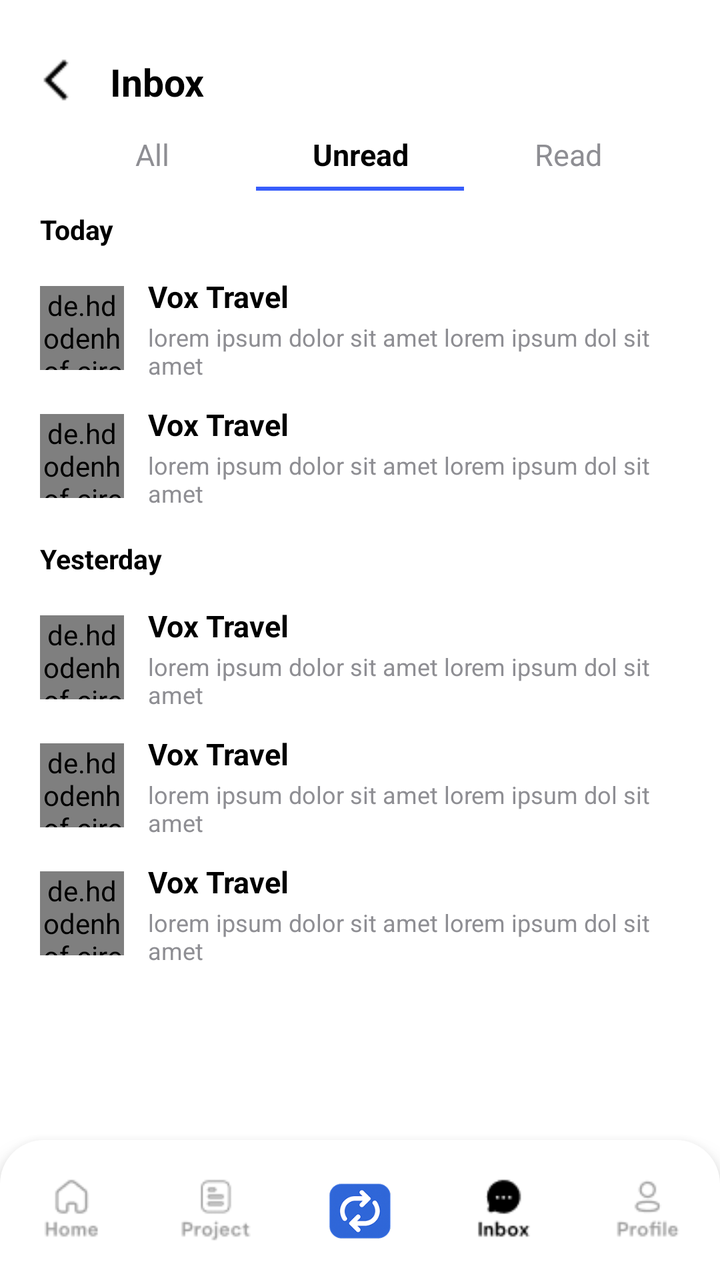
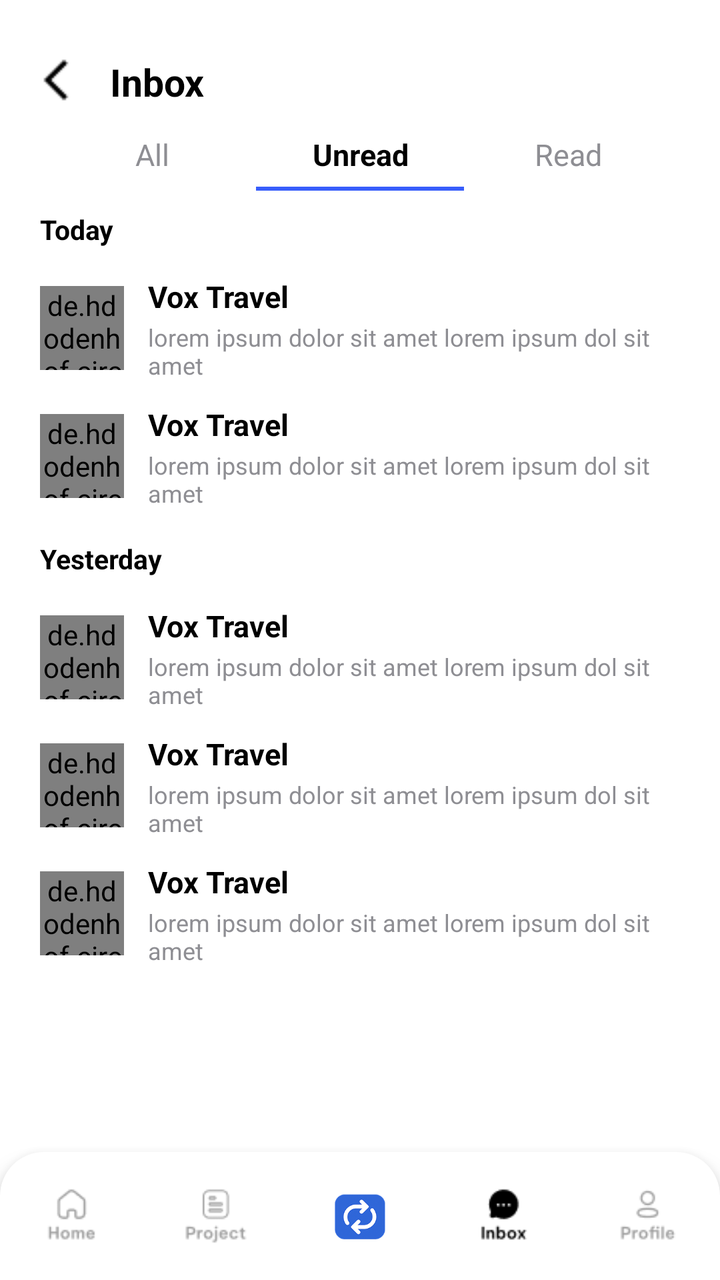

An Android layout rendered at two revisions. The XML below is the earlier revision; the diff shows what the commit changed to produce the second picture.
<!-- AndroidManifest.xml: application theme Theme.Teamflow -->
<!-- res/layout/activity_inbox_unread.xml -->
<?xml version="1.0" encoding="utf-8"?>
<RelativeLayout xmlns:android="http://schemas.android.com/apk/res/android"
    xmlns:app="http://schemas.android.com/apk/res-auto"
    xmlns:tools="http://schemas.android.com/tools"
    android:layout_width="match_parent"
    android:layout_height="match_parent"
    android:background="@color/white"
    android:paddingTop="15dp"
    tools:context=".inbox_unread">

    
    <RelativeLayout
        android:id="@+id/topBar"
        android:layout_width="match_parent"
        android:layout_height="52dp"
        android:paddingStart="16dp"
        android:paddingEnd="16dp"
        android:gravity="center_vertical">

        <ImageView
            android:id="@+id/backArrow"
            android:layout_width="24dp"
            android:layout_height="24dp"
            android:src="@drawable/back_arrow_head"
            android:layout_alignParentStart="true" />

        <TextView
            android:id="@+id/title"
            android:layout_width="wrap_content"
            android:layout_height="wrap_content"
            android:layout_toEndOf="@id/backArrow"
            android:layout_marginLeft="15dp"
            android:text="Inbox"
            android:textColor="@color/black"
            android:textSize="19sp"
            android:textStyle="bold" />
    </RelativeLayout>

    
    <LinearLayout
        android:id="@+id/tabLayout"
        android:layout_below="@id/topBar"
        android:layout_width="match_parent"
        android:layout_height="wrap_content"
        android:orientation="horizontal"
        android:gravity="center"
        android:paddingHorizontal="24dp">

        <TextView
            android:id="@+id/tabAll"
            android:layout_width="0dp"
            android:layout_height="wrap_content"
            android:layout_weight="1"
            android:gravity="center"
            android:text="All"
            android:textColor="@color/textgrey"
            android:textSize="15sp" />

        <TextView
            android:id="@+id/tabUnread"
            android:layout_width="0dp"
            android:layout_height="wrap_content"
            android:layout_weight="1"
            android:gravity="center"
            android:text="Unread"
            android:textColor="@color/black"
            android:textStyle="bold"
            android:textSize="15sp" />

        <TextView
            android:id="@+id/tabRead"
            android:layout_width="0dp"
            android:layout_height="wrap_content"
            android:layout_weight="1"
            android:gravity="center"
            android:text="Read"
            android:textColor="@color/textgrey"
            android:textSize="15sp" />
    </LinearLayout>

    
    <LinearLayout
        android:id="@+id/tabUnderlineRow"
        android:layout_width="match_parent"
        android:layout_height="2dp"
        android:layout_below="@id/tabLayout"
        android:layout_marginTop="6dp"
        android:paddingHorizontal="24dp"
        android:orientation="horizontal"
        android:weightSum="3">

        <View
            android:layout_width="0dp"
            android:layout_height="match_parent"
            android:layout_weight="1"
            android:background="@android:color/transparent" />

        <View
            android:layout_width="0dp"
            android:layout_height="match_parent"
            android:layout_weight="1"
            android:background="@color/bluebg" />

        <View
            android:layout_width="0dp"
            android:layout_height="match_parent"
            android:layout_weight="1"
            android:background="@android:color/transparent" />
    </LinearLayout>

    
    <ScrollView
        android:id="@+id/scroll"
        android:layout_width="match_parent"
        android:layout_height="match_parent"
        android:layout_below="@id/tabUnderlineRow"
        android:layout_above="@id/bottomNav"
        android:fillViewport="true">

        <LinearLayout
            android:layout_width="match_parent"
            android:layout_height="wrap_content"
            android:orientation="vertical"
            android:paddingHorizontal="20dp"
            android:paddingTop="10dp">

            
            <TextView
                android:layout_width="wrap_content"
                android:layout_height="wrap_content"
                android:text="Today"
                android:textColor="@color/black"
                android:textStyle="bold"
                android:textSize="13.5sp"
                android:layout_marginBottom="8dp" />

            
            <LinearLayout
                android:layout_width="match_parent"
                android:layout_height="64dp"
                android:orientation="horizontal"
                android:gravity="center_vertical"
                android:paddingVertical="6dp">

                <de.hdodenhof.circleimageview.CircleImageView
                    android:layout_width="42dp"
                    android:layout_height="42dp"
                    android:src="@drawable/pfp1" />

                <LinearLayout
                    android:layout_width="0dp"
                    android:layout_height="wrap_content"
                    android:layout_weight="1"
                    android:layout_marginStart="12dp"
                    android:orientation="vertical">

                    <TextView
                        android:layout_width="wrap_content"
                        android:layout_height="wrap_content"
                        android:text="Vox Travel"
                        android:textColor="@color/black"
                        android:textStyle="bold"
                        android:textSize="15sp" />

                    <TextView
                        android:layout_width="wrap_content"
                        android:layout_height="wrap_content"
                        android:layout_marginTop="2dp"
                        android:text="lorem ipsum dolor sit amet lorem ipsum dol sit amet"
                        android:textColor="@color/textgrey"
                        android:textSize="12sp" />
                </LinearLayout>
            </LinearLayout>

            
            <LinearLayout
                android:layout_width="match_parent"
                android:layout_height="64dp"
                android:orientation="horizontal"
                android:gravity="center_vertical"
                android:paddingVertical="6dp">

                <de.hdodenhof.circleimageview.CircleImageView
                    android:layout_width="42dp"
                    android:layout_height="42dp"
                    android:src="@drawable/pfp3" />

                <LinearLayout
                    android:layout_width="0dp"
                    android:layout_height="wrap_content"
                    android:layout_weight="1"
                    android:layout_marginStart="12dp"
                    android:orientation="vertical">

                    <TextView
                        android:layout_width="wrap_content"
                        android:layout_height="wrap_content"
                        android:text="Vox Travel"
                        android:textColor="@color/black"
                        android:textStyle="bold"
                        android:textSize="15sp" />

                    <TextView
                        android:layout_width="wrap_content"
                        android:layout_height="wrap_content"
                        android:layout_marginTop="2dp"
                        android:text="lorem ipsum dolor sit amet lorem ipsum dol sit amet"
                        android:textColor="@color/textgrey"
                        android:textSize="12sp" />
                </LinearLayout>
            </LinearLayout>

            
            <TextView
                android:layout_width="wrap_content"
                android:layout_height="wrap_content"
                android:text="Yesterday"
                android:textColor="@color/black"
                android:textStyle="bold"
                android:textSize="13.5sp"
                android:layout_marginTop="10dp"
                android:layout_marginBottom="8dp" />

            
            <LinearLayout
                android:layout_width="match_parent"
                android:layout_height="64dp"
                android:orientation="horizontal"
                android:gravity="center_vertical"
                android:paddingVertical="6dp">

                <de.hdodenhof.circleimageview.CircleImageView
                    android:layout_width="42dp"
                    android:layout_height="42dp"
                    android:src="@drawable/pfp4" />

                <LinearLayout
                    android:layout_width="0dp"
                    android:layout_height="wrap_content"
                    android:layout_weight="1"
                    android:layout_marginStart="12dp"
                    android:orientation="vertical">

                    <TextView
                        android:layout_width="wrap_content"
                        android:layout_height="wrap_content"
                        android:text="Vox Travel"
                        android:textColor="@color/black"
                        android:textStyle="bold"
                        android:textSize="15sp" />

                    <TextView
                        android:layout_width="wrap_content"
                        android:layout_height="wrap_content"
                        android:layout_marginTop="2dp"
                        android:text="lorem ipsum dolor sit amet lorem ipsum dol sit amet"
                        android:textColor="@color/textgrey"
                        android:textSize="12sp" />
                </LinearLayout>
            </LinearLayout>

            
            <LinearLayout
                android:layout_width="match_parent"
                android:layout_height="64dp"
                android:orientation="horizontal"
                android:gravity="center_vertical"
                android:paddingVertical="6dp">

                <de.hdodenhof.circleimageview.CircleImageView
                    android:layout_width="42dp"
                    android:layout_height="42dp"
                    android:src="@drawable/pfp5" />

                <LinearLayout
                    android:layout_width="0dp"
                    android:layout_height="wrap_content"
                    android:layout_weight="1"
                    android:layout_marginStart="12dp"
                    android:orientation="vertical">

                    <TextView
                        android:layout_width="wrap_content"
                        android:layout_height="wrap_content"
                        android:text="Vox Travel"
                        android:textColor="@color/black"
                        android:textStyle="bold"
                        android:textSize="15sp" />

                    <TextView
                        android:layout_width="wrap_content"
                        android:layout_height="wrap_content"
                        android:layout_marginTop="2dp"
                        android:text="lorem ipsum dolor sit amet lorem ipsum dol sit amet"
                        android:textColor="@color/textgrey"
                        android:textSize="12sp" />
                </LinearLayout>
            </LinearLayout>

            
            <LinearLayout
                android:layout_width="match_parent"
                android:layout_height="64dp"
                android:orientation="horizontal"
                android:gravity="center_vertical"
                android:paddingVertical="6dp">

                <de.hdodenhof.circleimageview.CircleImageView
                    android:layout_width="42dp"
                    android:layout_height="42dp"
                    android:src="@drawable/pfp2" />

                <LinearLayout
                    android:layout_width="0dp"
                    android:layout_height="wrap_content"
                    android:layout_weight="1"
                    android:layout_marginStart="12dp"
                    android:orientation="vertical">

                    <TextView
                        android:layout_width="wrap_content"
                        android:layout_height="wrap_content"
                        android:text="Vox Travel"
                        android:textColor="@color/black"
                        android:textStyle="bold"
                        android:textSize="15sp" />

                    <TextView
                        android:layout_width="wrap_content"
                        android:layout_height="wrap_content"
                        android:layout_marginTop="2dp"
                        android:text="lorem ipsum dolor sit amet lorem ipsum dol sit amet"
                        android:textColor="@color/textgrey"
                        android:textSize="12sp" />
                </LinearLayout>
            </LinearLayout>
        </LinearLayout>
    </ScrollView>

    
    <LinearLayout
        android:id="@+id/bottomNav"
        android:layout_alignParentBottom="true"
        android:layout_width="match_parent"
        android:layout_height="70dp"
        android:orientation="horizontal"
        android:weightSum="5"
        android:background="@drawable/bg_bottom_nav_round"
        android:elevation="8dp"
        android:paddingVertical="8dp">

        <LinearLayout android:layout_width="0dp" android:layout_height="match_parent" android:layout_weight="1" android:gravity="center">
            <ImageView android:layout_width="match_parent" android:layout_height="match_parent" android:layout_margin="10dp" android:src="@drawable/home_unselect"/>
        </LinearLayout>

        <LinearLayout android:layout_width="0dp" android:layout_height="match_parent" android:layout_weight="1" android:gravity="center">
            <ImageView android:layout_width="match_parent" android:layout_height="match_parent" android:layout_margin="10dp" android:src="@drawable/project_unselect"/>
        </LinearLayout>

        <LinearLayout android:layout_width="0dp" android:layout_height="match_parent" android:layout_weight="1" android:gravity="center">
            <ImageView android:layout_width="match_parent" android:layout_height="match_parent" android:layout_margin="10dp" android:src="@drawable/logo_main"/>
        </LinearLayout>

        <LinearLayout android:layout_width="0dp" android:layout_height="match_parent" android:layout_weight="1" android:gravity="center">
            <ImageView android:layout_width="match_parent" android:layout_height="match_parent" android:layout_margin="10dp" android:src="@drawable/inbox_selected"/>
        </LinearLayout>

        <LinearLayout android:layout_width="0dp" android:layout_height="match_parent" android:layout_weight="1" android:gravity="center">
            <ImageView android:layout_width="match_parent" android:layout_height="match_parent" android:layout_margin="10dp" android:src="@drawable/profile_unselect"/>
        </LinearLayout>
    </LinearLayout>

</RelativeLayout>
<!-- resources referenced by this layout -->
<resources>
  <color name="black">#FF000000</color>
  <color name="bluebg">#375DFB</color>
  <color name="textgrey">#8E8E93</color>
  <color name="white">#FFFFFFFF</color>
  <!-- drawable back_arrow_head: png bitmap (drawable, 210 bytes) -->
  <!-- drawable bg_bottom_nav_round (drawable) -->
  <?xml version="1.0" encoding="utf-8"?>
  <shape xmlns:android="http://schemas.android.com/apk/res/android">
      <corners android:topLeftRadius="22dp" android:topRightRadius="22dp" />
      <solid android:color="@color/white" />
  </shape>
  <!-- drawable home_unselect: png bitmap (drawable, 898 bytes) -->
  <!-- drawable inbox_selected: png bitmap (drawable, 603 bytes) -->
  <!-- drawable logo_main: png bitmap (drawable, 15760 bytes) -->
  <!-- drawable pfp1: png bitmap (drawable, 3442 bytes) -->
  <!-- drawable pfp2: png bitmap (drawable, 3665 bytes) -->
  <!-- drawable pfp3: png bitmap (drawable, 3564 bytes) -->
  <!-- drawable pfp4: png bitmap (drawable, 3070 bytes) -->
  <!-- drawable pfp5: png bitmap (drawable, 3588 bytes) -->
  <!-- drawable profile_unselect: png bitmap (drawable, 1003 bytes) -->
  <!-- drawable project_unselect: png bitmap (drawable, 1091 bytes) -->
  <style name="Theme.Teamflow" parent="Base.Theme.Teamflow" />
  <style name="Base.Theme.Teamflow" parent="Theme.Material3.DayNight.NoActionBar">
          
         <item name="colorPrimary">#2F6CE5</item>
      </style>
</resources>

<!-- the commit's change to res/layout/activity_inbox_unread.xml (unified diff, before → after) -->
@@ -342,7 +342,7 @@
         android:id="@+id/bottomNav"
         android:layout_alignParentBottom="true"
         android:layout_width="match_parent"
-        android:layout_height="70dp"
+        android:layout_height="64dp"
         android:orientation="horizontal"
         android:weightSum="5"
         android:background="@drawable/bg_bottom_nav_round"
@@ -358,7 +358,7 @@
         </LinearLayout>
 
         <LinearLayout android:layout_width="0dp" android:layout_height="match_parent" android:layout_weight="1" android:gravity="center">
-            <ImageView android:layout_width="match_parent" android:layout_height="match_parent" android:layout_margin="10dp" android:src="@drawable/logo_main"/>
+            <ImageView android:layout_width="match_parent" android:layout_height="match_parent" android:layout_margin="10dp" android:src="@drawable/logo_main" android:scaleType="fitCenter"/>
         </LinearLayout>
 
         <LinearLayout android:layout_width="0dp" android:layout_height="match_parent" android:layout_weight="1" android:gravity="center">
